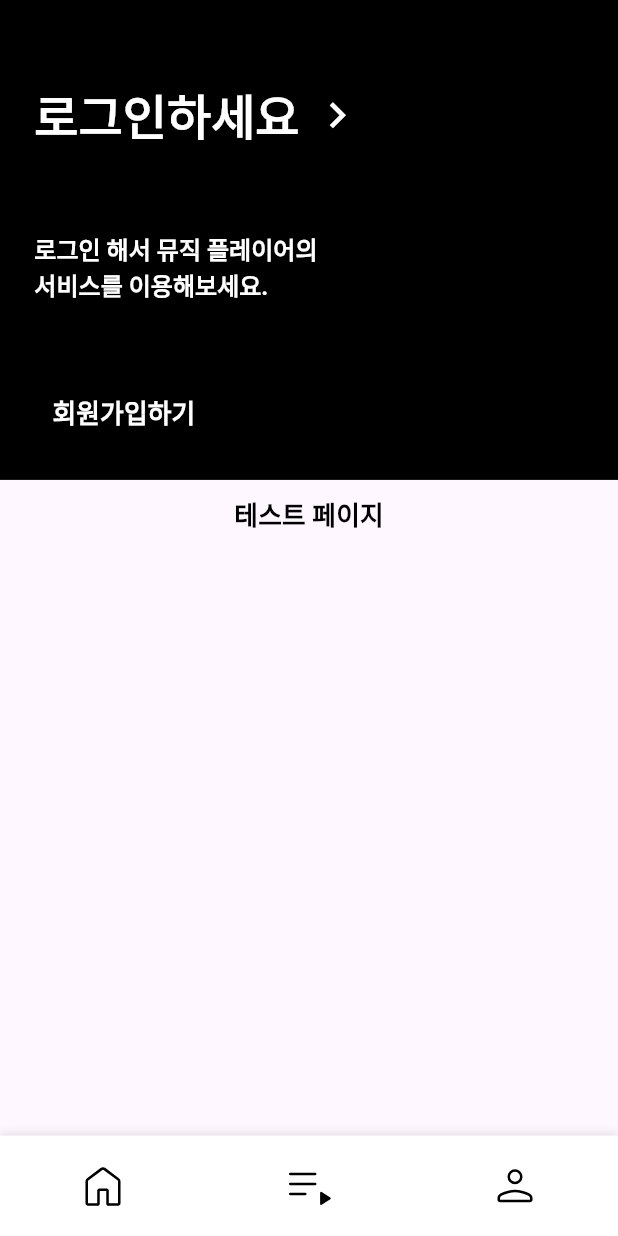
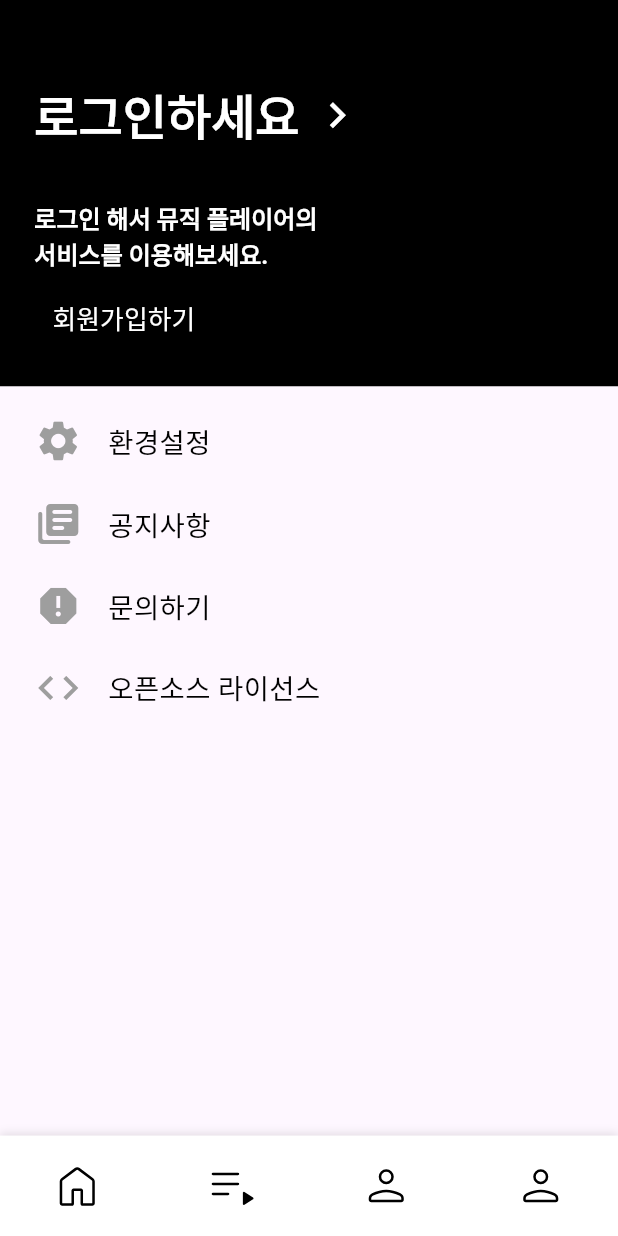
Before and after one commit to JioBani/BoogieMusicApp, a Flutter app: the MyPage screen opened directly, on a phone screen of 412 x 824 dp. Run offline on Flutter 3.47's test engine with Material 3 defaults, Android fonts, the phone set to English and light mode, and no system bars; our stand-ins replace audio_video_progress_bar, flutter_screenutil, flutter_svg, fluttertoast, get, glass and 3 more; missing offline and left inert: widget_mask; network calls fail.

```diff
--- a/lib/Style/Images.dart
+++ b/lib/Style/Images.dart
@@ -1,3 +1,4 @@
 class Images{
   static String tempImageUrl = "https://upload.wikimedia.org/wikipedia/en/d/db/BTS_-_Butter.png";
+  static String profileImage = "assets/images/profile.png";
 }
--- a/lib/View/BottomNavBar/BottomNavBar.dart
+++ b/lib/View/BottomNavBar/BottomNavBar.dart
@@ -87,6 +87,23 @@ class _BottomNavBarState extends State<BottomNavBar> {
               ),
             ),
           ),
+          IconButton(
+            padding: EdgeInsets.zero,
+            onPressed: (){
+              Get.offAll(
+                  MyPage(),
+                  transition: Transition.cupertino
+              );
+            },
+            icon: Center(
+              child: SvgPicture.asset(
+                "assets/images/profile.svg",
+                width: 35.sp,
+                height: 35.sp,
+                color: Colors.black,
+              ),
+            ),
+          ),
         ],
       ),
     );
--- /dev/null
+++ b/lib/View/MyPage/LoginWidget.dart
@@ -0,0 +1,78 @@
+import 'package:database_project/View/LoginPage/LoginPage.dart';
+import 'package:database_project/View/RegistrationPage/RegistrationPage.dart';
+import 'package:flutter/material.dart';
+import 'package:flutter/widgets.dart';
+import 'package:flutter_screenutil/flutter_screenutil.dart';
+import 'package:get/get.dart';
+import 'package:get/get_core/src/get_main.dart';
+
+class LoginWidget extends StatelessWidget {
+  const LoginWidget({super.key});
+
+  @override
+  Widget build(BuildContext context) {
+    return Container(
+      width: double.infinity,
+      height: 250.h,
+      color: Colors.black,
+      padding: EdgeInsets.fromLTRB(20.w, 0, 20.w, 20.h),
+      child: DefaultTextStyle(
+        style:  TextStyle(
+            fontSize: 14.sp,
+            fontWeight: FontWeight.w700,
+            color: Colors.white
+        ),
+        child: Column(
+          crossAxisAlignment: CrossAxisAlignment.start,
+          children: [
+            SizedBox(height: 50.h,),
+            Row(
+              crossAxisAlignment: CrossAxisAlignment.center,
+              children: [
+                Text(
+                  "로그인하세요",
+                  style: TextStyle(
+                    fontSize: 28.sp,
+                    fontWeight: FontWeight.w700,
+                  ),
+                ),
+                IconButton(
+                    onPressed: (){
+                      Get.to(LoginPage());
+                    },
+                    icon: Icon(
+                      Icons.keyboard_arrow_right,
+                      size : 30.sp,
+                      color: Colors.white,
+                    )
+                )
+              ],
+            ),
+            SizedBox(height: 30.h,),
+            Text(
+              "로그인 해서 뮤직 플레이어의\n서비스를 이용해보세요.",
+              style: TextStyle(
+                fontSize: 14.sp,
+                fontWeight: FontWeight.w700,
+              ),
+            ),
+            const Expanded(child: SizedBox()),
+            TextButton(
+                onPressed: (){
+                  Get.to(const RegistrationPage());
+                },
+                child: Text(
+                  "회원가입하기",
+                  style: TextStyle(
+                      fontSize: 15.sp,
+                      fontWeight: FontWeight.w500,
+                      color : Colors.white
+                  ),
+                )
+            )
+          ],
+        ),
+      ),
+    );
+  }
+}
--- a/lib/View/MyPage/MyPage.dart
+++ b/lib/View/MyPage/MyPage.dart
@@ -1,12 +1,12 @@
 import 'package:database_project/Common/DubleTapExitWidget.dart';
-import 'package:database_project/Test/TestPage.dart';
+import 'package:database_project/Model/User.dart';
+import 'package:database_project/Service/LoginService.dart';
 import 'package:database_project/View/BottomNavBar/BottomNavBar.dart';
-import 'package:database_project/View/LoginPage/LoginPage.dart';
-import 'package:database_project/View/RegistrationPage/RegistrationPage.dart';
+import 'package:database_project/View/MyPage/LoginWidget.dart';
+import 'package:database_project/View/MyPage/ProfileWidget.dart';
 import 'package:flutter/material.dart';
 import 'package:flutter_screenutil/flutter_screenutil.dart';
 import 'package:get/get.dart';
-import 'package:get/get_core/src/get_main.dart';
 
 class MyPage extends StatelessWidget {
   const MyPage({super.key});
@@ -17,90 +17,83 @@ class MyPage extends StatelessWidget {
       child: Scaffold(
         body: SafeArea(
           child: Column(
+            crossAxisAlignment: CrossAxisAlignment.start,
             children: [
               DefaultTextStyle(
-                style: TextStyle(
+                style: const TextStyle(
                 ),
-                child: Container(
-                  width: double.infinity,
-                  color: Colors.black,
-                  padding: EdgeInsets.fromLTRB(20.w, 0, 20.w, 20.h),
                 child: DefaultTextStyle(
                   style:  TextStyle(
                     fontSize: 14.sp,
                     fontWeight: FontWeight.w700,
                     color: Colors.white
                   ),
+                  child: GetX<LoginService>(
+                    builder: (service) {
+                      if(service.loggedIn){
+                        return ProfileWidget(user: User(id: 'user-id', name: 'name', role: 'role'));
+                      }
+                      else{
+                        return const LoginWidget();
+                      }
+                    }
+                  ),
+                ),
+              ),
+              SizedBox(height: 20.h,),
+              const MenuButton(icon: Icons.settings,text: "환경설정",),
+              const MenuButton(icon: Icons.library_books_rounded,text: "공지사항",),
+              const MenuButton(icon: Icons.report,text: "문의하기",),
+              const MenuButton(icon: Icons.code,text: "오픈소스 라이선스",),
+
+            ],
+          ),
+        ),
+        bottomNavigationBar: const BottomNavBar(),
+      ),
+    );
+  }
+}
+
+class MenuButton extends StatelessWidget {
+  const MenuButton({super.key, required this.icon, required this.text});
+
+  final IconData icon;
+  final String text;
+
+  @override
+  Widget build(BuildContext context) {
+    return Padding(
+      padding: EdgeInsets.only(left: 20.w),
       child: Column(
-                      crossAxisAlignment: CrossAxisAlignment.start,
         children: [
-                        SizedBox(height: 50.h,),
-                        Row(
+          Padding(
+            padding: EdgeInsets.only(bottom: 20.w),
+            child: Row(
               crossAxisAlignment: CrossAxisAlignment.center,
               children: [
-                            Text(
-                              "로그인하세요",
+                Icon(
+                  icon,
+                  size: 28.sp,
+                  color: Colors.grey,
+                ),
+                SizedBox(width: 15.w,),
+                Align(
+                  alignment: Alignment.center,
+                  child: Text(
+                    text,
                     style: TextStyle(
-                                fontSize: 28.sp,
-                                fontWeight: FontWeight.w700,
+                        fontSize: 16.sp,
+                        fontWeight: FontWeight.w500,
+                        color : Colors.black,
+                        height: 1
                     ),
                   ),
-                            IconButton(
-                              onPressed: (){
-                                Get.to(LoginPage());
-                              },
-                              icon: Icon(
-                                Icons.keyboard_arrow_right,
-                                size : 30.sp,
-                                color: Colors.white,
-                              )
-                            )
-                          ],
-                        ),
-                        SizedBox(height: 50.h,),
-                        Text(
-                          "로그인 해서 뮤직 플레이어의\n서비스를 이용해보세요.",
-                          style: TextStyle(
-                            fontSize: 14.sp,
-                            fontWeight: FontWeight.w700,
-                          ),
-                        ),
-                        SizedBox(height: 50,),
-                        TextButton(
-                          onPressed: (){
-                            Get.to(RegistrationPage());
-                          },
-                          child: Text(
-                            "회원가입하기",
-                            style: TextStyle(
-                              fontSize: 15.sp,
-                              fontWeight: FontWeight.w700,
-                              color : Colors.white
-                            ),
-                          )
                 )
               ],
             ),
           ),
-                ),
-              ),
-              TextButton(
-                  onPressed: (){
-                    Get.to(TestPage());
-                  },
-                  child: Text(
-                    "테스트 페이지",
-                    style: TextStyle(
-                        fontSize: 15.sp,
-                        fontWeight: FontWeight.w700,
-                        color : Colors.black
-                    ),
-                  )
-              )
         ],
-          ),
-        ),
-        bottomNavigationBar: BottomNavBar(),
       ),
     );
   }
```
Also changed, not shown: lib/View/CustomBottomNavBar.dart (+8 -0 lines), lib/View/MyPage/ProfileWidget.dart (added, +93 -0 lines), assets/images/profile.png (added). Lines whose indentation alone changed are shown as unchanged.
